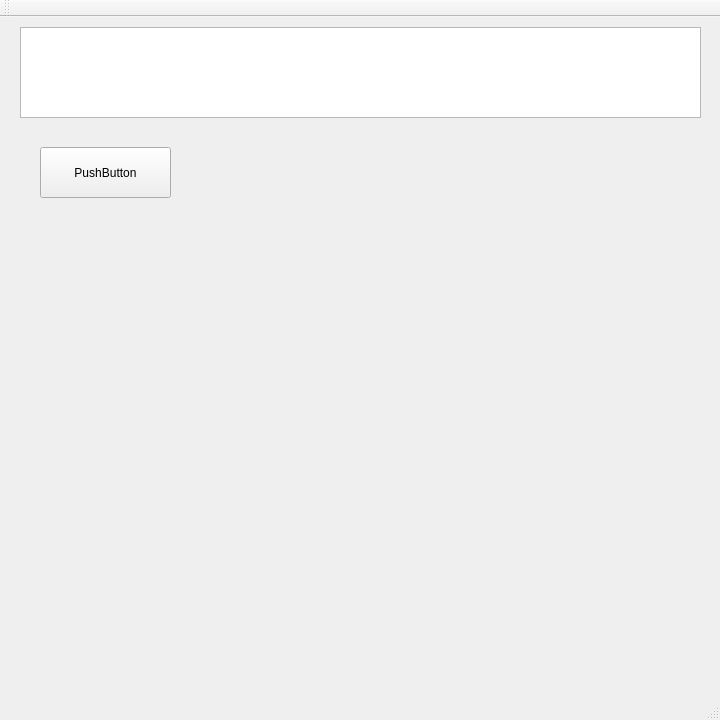
First picture: the form in NumericalCalulator/View/view.ui, repository cjwcommuny/Tiny-Symbol-Numerical-Calculator, before the edit.
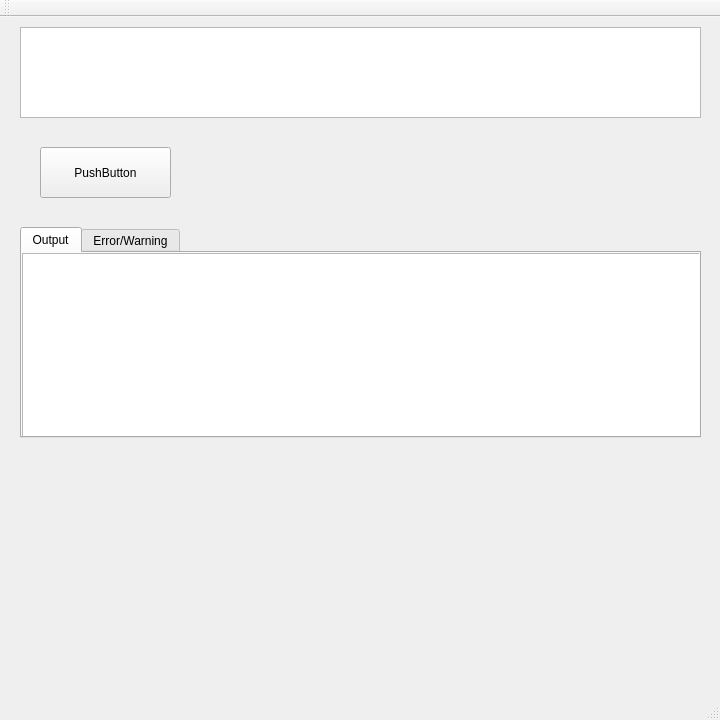
Second picture: the form after the edit.

```diff
--- a/NumericalCalulator/View/view.ui
+++ b/NumericalCalulator/View/view.ui
@@ -37,6 +37,49 @@
      <string>PushButton</string>
     </property>
    </widget>
+   <widget class="QTabWidget" name="outputTabWidget">
+    <property name="geometry">
+     <rect>
+      <x>20</x>
+      <y>210</y>
+      <width>681</width>
+      <height>211</height>
+     </rect>
+    </property>
+    <property name="currentIndex">
+     <number>0</number>
+    </property>
+    <widget class="QWidget" name="tab">
+     <attribute name="title">
+      <string>Output</string>
+     </attribute>
+     <widget class="QPlainTextEdit" name="resultTextBox">
+      <property name="geometry">
+       <rect>
+        <x>0</x>
+        <y>0</y>
+        <width>681</width>
+        <height>191</height>
+       </rect>
+      </property>
+     </widget>
+    </widget>
+    <widget class="QWidget" name="tab_2">
+     <attribute name="title">
+      <string>Error/Warning</string>
+     </attribute>
+     <widget class="QPlainTextEdit" name="ErrorTextBox">
+      <property name="geometry">
+       <rect>
+        <x>-7</x>
+        <y>-4</y>
+        <width>681</width>
+        <height>191</height>
+       </rect>
+      </property>
+     </widget>
+    </widget>
+   </widget>
   </widget>
   <widget class="QMenuBar" name="menuBar">
    <property name="geometry">
```
